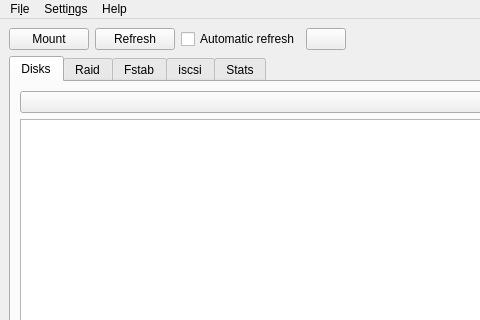
Above: ui/main.ui from iddekingej/blgui before the change; both pictures show x 0 to 480 and y 0 to 320 of the 846 by 648 pixel window. Below: the same form after it.
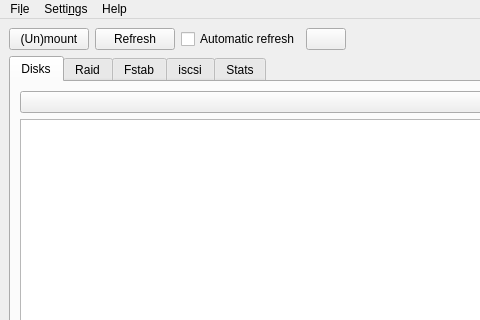
That is the form after the change. Icons and pictures are not drawn.

Commit message: * Make mounted device selectable  and when device tab not selected=>empty device

```diff
--- a/ui/main.ui
+++ b/ui/main.ui
@@ -43,7 +43,7 @@
            </sizepolicy>
           </property>
           <property name="text">
-           <string>Mount</string>
+           <string>(Un)mount</string>
           </property>
          </widget>
         </item>
```
The commit also changes 4 other files.
